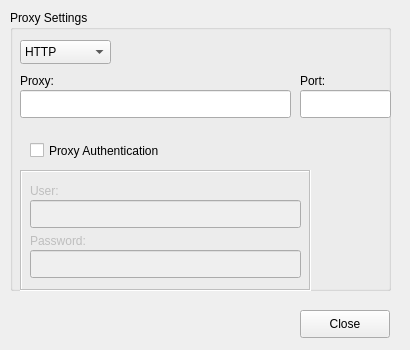
Old version of the form gui/settings.ui in the repository EduardoOsquel/mailmainsuite.
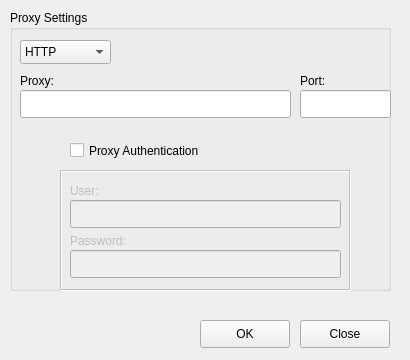
New version of the form. Icons and pictures are not drawn.

```diff
--- a/gui/settings.ui
+++ b/gui/settings.ui
@@ -7,19 +7,19 @@
     <x>0</x>
     <y>0</y>
     <width>410</width>
-    <height>350</height>
+    <height>360</height>
    </rect>
   </property>
   <property name="minimumSize">
    <size>
     <width>410</width>
-    <height>350</height>
+    <height>360</height>
    </size>
   </property>
   <property name="maximumSize">
    <size>
     <width>410</width>
-    <height>350</height>
+    <height>360</height>
    </size>
   </property>
   <property name="baseSize">
@@ -119,7 +119,7 @@
    <widget class="QCheckBox" name="checkAuthBox">
     <property name="geometry">
      <rect>
-      <x>20</x>
+      <x>60</x>
       <y>130</y>
       <width>171</width>
       <height>21</height>
@@ -135,7 +135,7 @@
     </property>
     <property name="geometry">
      <rect>
-      <x>10</x>
+      <x>50</x>
       <y>160</y>
       <width>291</width>
       <height>121</height>
@@ -204,6 +204,9 @@
        <height>28</height>
       </rect>
      </property>
+     <property name="clearButtonEnabled">
+      <bool>false</bool>
+     </property>
     </widget>
    </widget>
    <zorder>frameAuth</zorder>
@@ -218,7 +221,7 @@
    <property name="geometry">
     <rect>
      <x>300</x>
-     <y>310</y>
+     <y>320</y>
      <width>90</width>
      <height>28</height>
     </rect>
@@ -227,6 +230,19 @@
     <string>Close</string>
    </property>
   </widget>
+  <widget class="QPushButton" name="pushOK">
+   <property name="geometry">
+    <rect>
+     <x>200</x>
+     <y>320</y>
+     <width>90</width>
+     <height>28</height>
+    </rect>
+   </property>
+   <property name="text">
+    <string>OK</string>
+   </property>
+  </widget>
  </widget>
  <resources/>
  <connections/>
```
Left out of the diff: 2 changed lines with no effect on the pictures.
